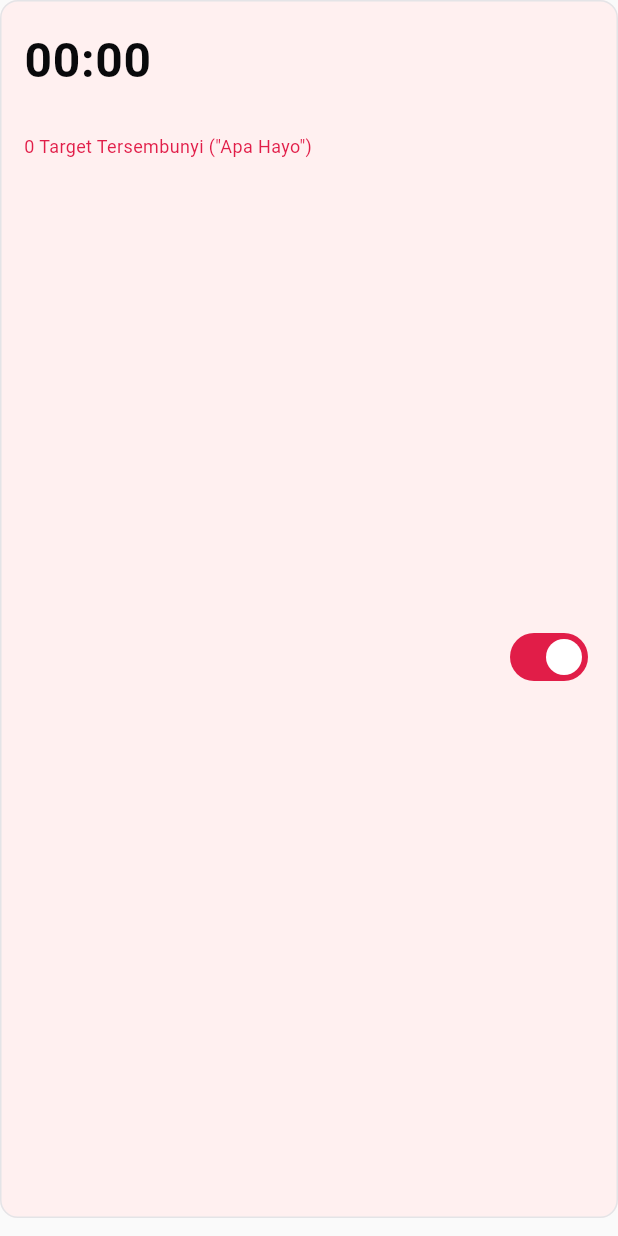
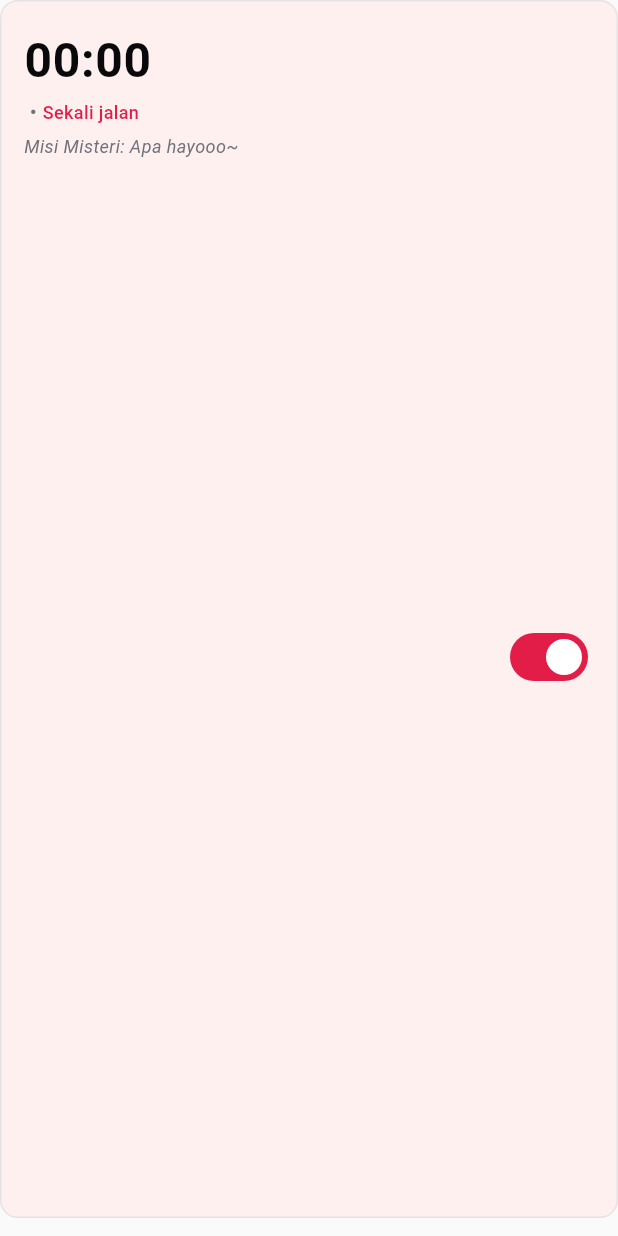
Before and after one commit to aazziiss-jpg/WakeQuest-Mobile, a Flutter app: the AlarmCard widget shown alone on an empty page, opened directly with empty values, on a phone screen of 412 x 824 dp. Run offline on Flutter 3.47's test engine with Material 3 defaults, Android fonts, the light colour scheme and no system bars; our stand-ins replace audioplayers, flutter_dotenv, flutter_riverpod, go_router, supabase_flutter; missing offline and left inert: android_alarm_manager_plus; accounts and stored records are empty; network calls fail.

Commit message:
feat: improve alarm creation and target UI

```diff
--- a/lib/features/alarms/presentation/widgets/alarm_card.dart
+++ b/lib/features/alarms/presentation/widgets/alarm_card.dart
@@ -37,11 +37,34 @@ class AlarmCard extends StatelessWidget {
         subtitle: Column(
           crossAxisAlignment: CrossAxisAlignment.start,
           children: [
-            Text(alarm.title, style: const TextStyle(color: AppColors.textMuted)),
+            Row(
+              children: [
+                Text(
+                  alarm.title,
+                  style: const TextStyle(
+                    color: AppColors.textDark,
+                    fontWeight: FontWeight.w600,
+                  ),
+                ),
+                const Text(' • ', style: TextStyle(color: AppColors.textMuted)),
+                Text(
+                  alarm.repeatDaysFormatted,
+                  style: const TextStyle(
+                    color: AppColors.primaryRed,
+                    fontSize: 12,
+                    fontWeight: FontWeight.w500,
+                  ),
+                ),
+              ],
+            ),
             const SizedBox(height: 4),
-            Text(
-              '${alarm.targetCount} Target Tersembunyi ("Apa Hayo")',
-              style: const TextStyle(fontSize: 12, color: AppColors.primaryRed),
+            const Text(
+              'Misi Misteri: Apa hayooo~',
+              style: TextStyle(
+                fontSize: 12,
+                color: AppColors.textMuted,
+                fontStyle: FontStyle.italic,
+              ),
             ),
           ],
         ),
```
Also changed, not shown: lib/features/alarms/presentation/screens/add_alarm_screen.dart (+22 -4 lines), lib/features/alarms/presentation/widgets/target_box_widget.dart (+22 -43 lines).
